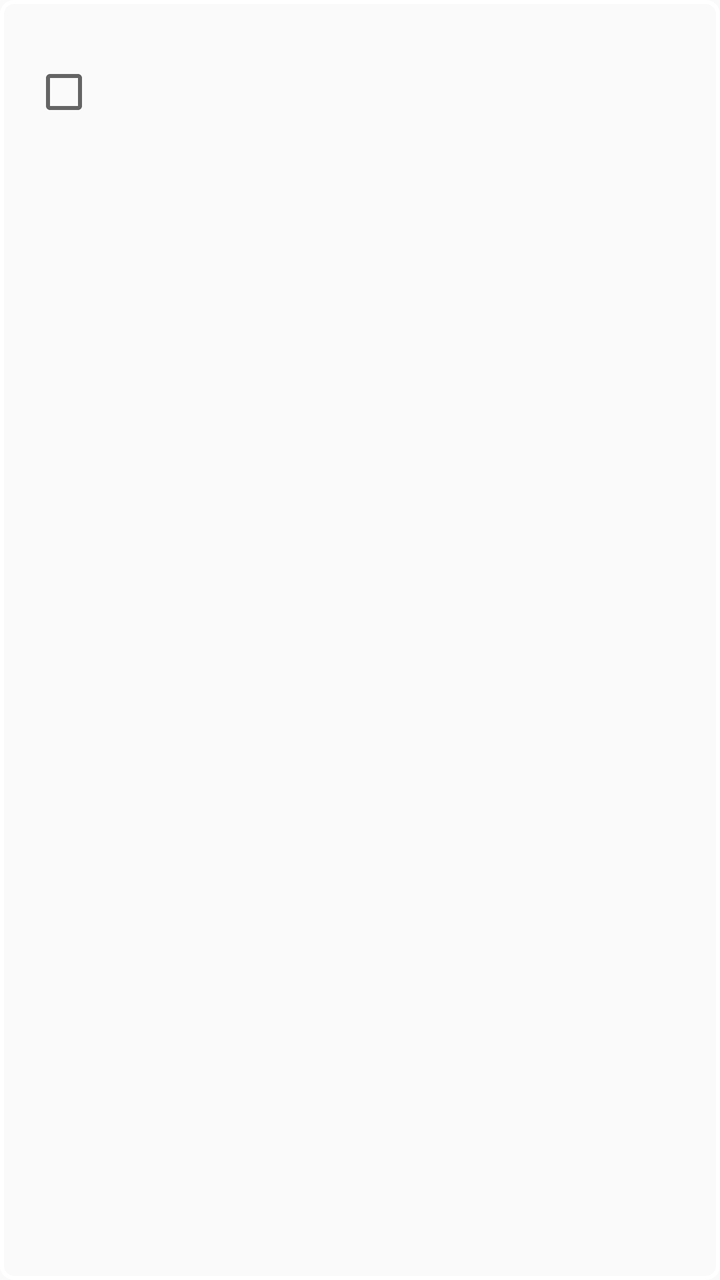
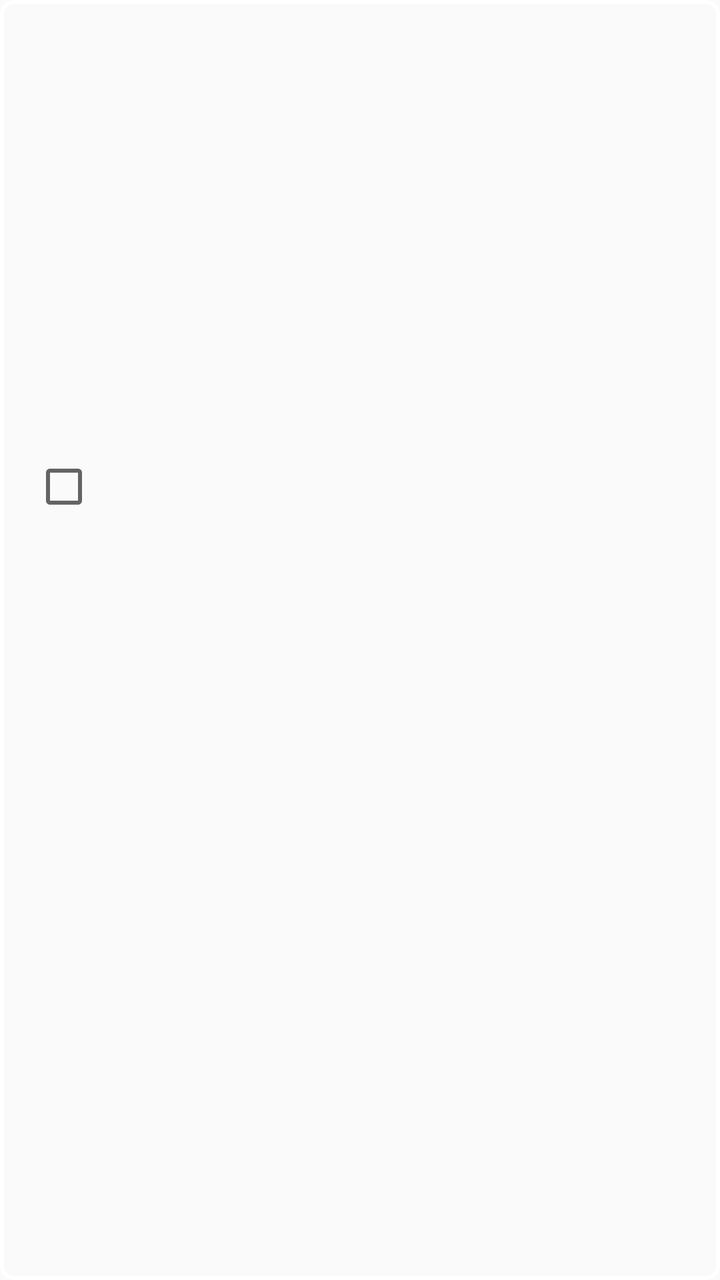

The first picture is an Android layout as it rendered before a commit; the second is the same layout after the commit. The layout source and the unified diff follow.
<!-- AndroidManifest.xml: application theme Theme.AppCompat.Light.NoActionBar -->
<!-- res/layout/item_todo.xml -->
<?xml version="1.0" encoding="utf-8"?>
<androidx.constraintlayout.widget.ConstraintLayout
    xmlns:android="http://schemas.android.com/apk/res/android"
    xmlns:app="http://schemas.android.com/apk/res-auto"
    xmlns:tools="http://schemas.android.com/tools"
    android:layout_width="match_parent"
    android:layout_height="wrap_content"
    android:layout_marginBottom="8dp"
    android:background="@drawable/white_border"
    android:padding="16dp">

    

    
    

    <CheckBox
        android:id="@+id/checkbox"
        android:layout_width="60dp"
        android:layout_height="60dp"
        android:layout_marginStart="0dp"
        app:layout_constraintBottom_toBottomOf="parent"
        app:layout_constraintStart_toStartOf="parent"
        app:layout_constraintTop_toTopOf="parent"
        app:layout_constraintVertical_bias="0.0" />

   <ImageButton
        android:id="@+id/delete_button"
        android:layout_width="48dp"
        android:layout_height="48dp"
        android:background="@drawable/delete"
        android:contentDescription="delete"
        android:visibility="gone"
       app:layout_constraintTop_toTopOf="@id/checkbox"
        app:layout_constraintBottom_toBottomOf="@id/checkbox"
        app:layout_constraintEnd_toEndOf="parent"
       />

    <TextView
        android:id="@+id/time"
        android:layout_width="wrap_content"
        android:layout_height="wrap_content"
        android:textSize="12sp"
        android:textColor="@android:color/darker_gray"
        android:maxLines="1"
        android:ellipsize="end"
        app:layout_constraintTop_toTopOf="parent"
        app:layout_constraintBottom_toBottomOf="parent"
        app:layout_constraintEnd_toEndOf="parent"
        app:layout_constraintHorizontal_bias="1.0" />

    
    <TextView
        android:id="@+id/content"
        android:layout_width="0dp"
        android:layout_height="wrap_content"
        android:layout_marginTop="5dp"
        android:ellipsize="end"
        android:maxLines="2"
        android:textSize="28sp"
        app:layout_constraintBottom_toBottomOf="parent"
        app:layout_constraintEnd_toStartOf="@id/time"
        app:layout_constraintHorizontal_bias="0.0"
        app:layout_constraintHorizontal_chainStyle="packed"
        app:layout_constraintStart_toEndOf="@id/checkbox"
        app:layout_constraintTop_toTopOf="parent"
        app:layout_constraintVertical_bias="0.388" />

</androidx.constraintlayout.widget.ConstraintLayout>
<!-- resources referenced by this layout -->
<resources>
  <!-- drawable delete: png bitmap (drawable, 16151 bytes) -->
  <!-- drawable white_border (drawable) -->
  <?xml version="1.0" encoding="utf-8"?>
  <shape xmlns:android="http://schemas.android.com/apk/res/android"
      android:shape="rectangle">
      <solid
          android:color="@android:color/transparent"/>
      <stroke
          android:width="2dp"
          android:color="#FFFFFF"/>
      <corners android:radius="6dp"/>
  
  </shape>
</resources>

<!-- the commit's change to res/layout/item_todo.xml (unified diff, before → after) -->
@@ -2,36 +2,31 @@
 <androidx.constraintlayout.widget.ConstraintLayout
     xmlns:android="http://schemas.android.com/apk/res/android"
     xmlns:app="http://schemas.android.com/apk/res-auto"
-    xmlns:tools="http://schemas.android.com/tools"
     android:layout_width="match_parent"
     android:layout_height="wrap_content"
     android:layout_marginBottom="8dp"
     android:background="@drawable/white_border"
     android:padding="16dp">
 
-    
 
-    
-    
 
     <CheckBox
         android:id="@+id/checkbox"
         android:layout_width="60dp"
         android:layout_height="60dp"
-        android:layout_marginStart="0dp"
         app:layout_constraintBottom_toBottomOf="parent"
         app:layout_constraintStart_toStartOf="parent"
         app:layout_constraintTop_toTopOf="parent"
-        app:layout_constraintVertical_bias="0.0" />
+        app:layout_constraintVertical_bias="0.36" />
 
-   <ImageButton
+    <ImageButton
         android:id="@+id/delete_button"
         android:layout_width="48dp"
         android:layout_height="48dp"
         android:background="@drawable/delete"
         android:contentDescription="delete"
         android:visibility="gone"
-       app:layout_constraintTop_toTopOf="@id/checkbox"
+        app:layout_constraintTop_toTopOf="@id/checkbox"
         app:layout_constraintBottom_toBottomOf="@id/checkbox"
         app:layout_constraintEnd_toEndOf="parent"
        />
@@ -54,16 +49,41 @@
         android:id="@+id/content"
         android:layout_width="0dp"
         android:layout_height="wrap_content"
-        android:layout_marginTop="5dp"
+        android:layout_marginTop="3dp"
         android:ellipsize="end"
         android:maxLines="2"
         android:textSize="28sp"
-        app:layout_constraintBottom_toBottomOf="parent"
+        app:layout_constraintBottom_toTopOf="@id/desc"
         app:layout_constraintEnd_toStartOf="@id/time"
         app:layout_constraintHorizontal_bias="0.0"
         app:layout_constraintHorizontal_chainStyle="packed"
         app:layout_constraintStart_toEndOf="@id/checkbox"
         app:layout_constraintTop_toTopOf="parent"
         app:layout_constraintVertical_bias="0.388" />
+    <TextView
+        android:id="@+id/desc"
+        android:layout_width="0dp"
+        android:layout_height="wrap_content"
+        android:textSize="18sp"
+        android:textColor="#6B7280"
+        android:maxLines="1"
+        android:ellipsize="end"
+        app:layout_constraintTop_toBottomOf="@id/content"
+        app:layout_constraintEnd_toStartOf="@id/time"
+        app:layout_constraintStart_toEndOf="@id/checkbox"/>
+    <TextView
+        android:id="@+id/deadline"
+        android:layout_width="0dp"
+        android:layout_height="wrap_content"
+        android:textSize="12sp"
+        android:textColor="@android:color/holo_red_dark"
+        android:maxLines="1"
+        android:ellipsize="end"
+        android:layout_marginTop="4dp"
+        app:layout_constraintStart_toEndOf="@id/checkbox"
+        app:layout_constraintEnd_toStartOf="@id/time"
+        app:layout_constraintTop_toBottomOf="@id/desc"/>
+
+
 
 </androidx.constraintlayout.widget.ConstraintLayout>
